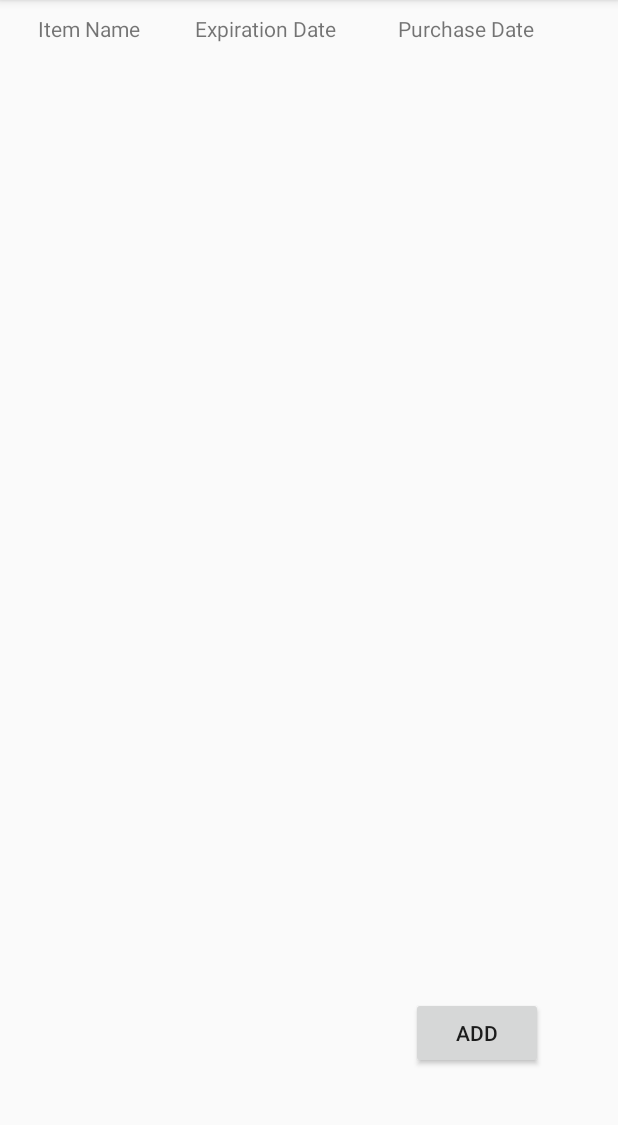
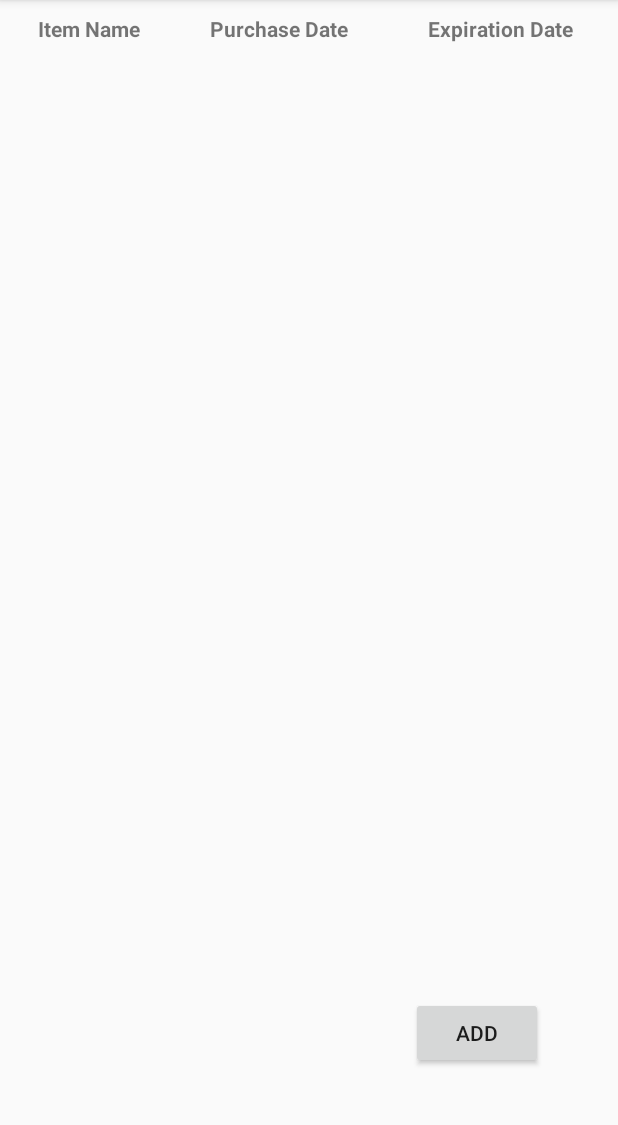
Before and after one commit to younghuang97/Expired, an Android app: the screen it shows after launch (MainActivity), on a phone screen of 412 x 824 dp, the part 84-1209 px from its top. Run offline under Robolectric (Android 15) with nearby library versions, the phone set to English and light mode, and no system bars.

```diff
--- a/main/app/src/main/AndroidManifest.xml
+++ b/main/app/src/main/AndroidManifest.xml
@@ -9,6 +9,7 @@
         android:roundIcon="@mipmap/ic_launcher_round"
         android:supportsRtl="true"
         android:theme="@style/AppTheme">
+
         <activity android:name="com.example.thele.expired.MainActivity">
             <intent-filter>
                 <action android:name="android.intent.action.MAIN" />
--- a/main/app/src/main/java/com/example/thele/expired/AddActivity.java
+++ b/main/app/src/main/java/com/example/thele/expired/AddActivity.java
@@ -2,6 +2,8 @@ package com.example.thele.expired;
 
 import android.app.Activity;
 import android.app.DatePickerDialog;
+import android.content.Context;
+import android.graphics.Rect;
 import android.support.v7.app.AppCompatActivity;
 import android.os.Bundle;
 import android.util.Log;
--- a/main/app/src/main/res/layout/activity_add.xml
+++ b/main/app/src/main/res/layout/activity_add.xml
@@ -18,7 +18,8 @@
             android:layout_height="wrap_content"
             android:hint="@string/item_name"
             android:inputType="text|textAutoComplete"
-            android:maxLines="1" />
+            android:maxLines="1"
+            android:imeOptions="actionDone" />
 
     </android.support.design.widget.TextInputLayout>
 
--- a/main/app/src/main/res/layout/activity_main.xml
+++ b/main/app/src/main/res/layout/activity_main.xml
@@ -40,24 +40,30 @@
         android:layout_alignParentTop="true"
         android:layout_marginTop="65dp"
         android:layout_marginLeft="25dp"
-        android:text="@string/item_name" />
+        android:text="@string/item_name"
+        android:textSize="14sp"
+        android:textStyle="bold" />
+
+    <TextView
+        android:id="@+id/purdate_column"
+        android:layout_width="wrap_content"
+        android:layout_height="wrap_content"
+        android:layout_alignBaseline="@+id/name_column"
+        android:layout_alignBottom="@+id/name_column"
+        android:layout_marginLeft="140dp"
+        android:text="@string/purchase_date"
+        android:textSize="14sp"
+        android:textStyle="bold" />
 
     <TextView
         android:id="@+id/expdate_column"
         android:layout_width="wrap_content"
         android:layout_height="wrap_content"
-        android:layout_alignBaseline="@+id/name_column"
-        android:layout_alignBottom="@+id/name_column"
-        android:layout_marginLeft="130dp"
-        android:text="@string/expiration_date" />
-
-    <TextView
-        android:id="@+id/purdate_column"
-        android:layout_width="wrap_content"
-        android:layout_height="wrap_content"
-        android:layout_alignBaseline="@+id/expdate_column"
-        android:layout_alignBottom="@+id/expdate_column"
-        android:layout_marginLeft="265dp"
-        android:text="@string/purchase_date" />
+        android:layout_alignBaseline="@+id/purdate_column"
+        android:layout_alignBottom="@+id/purdate_column"
+        android:layout_marginLeft="285dp"
+        android:text="@string/expiration_date"
+        android:textSize="14sp"
+        android:textStyle="bold" />
 
 </RelativeLayout>
--- a/main/app/src/main/res/values/colors.xml
+++ b/main/app/src/main/res/values/colors.xml
@@ -3,4 +3,5 @@
     <color name="colorPrimary">#B3E5FC</color>
     <color name="colorPrimaryDark">#4FC3F7</color>
     <color name="colorAccent">#FF4081</color>
+    <color name="white">#FFFFFF</color>
 </resources>
--- a/main/app/src/main/res/values/strings.xml
+++ b/main/app/src/main/res/values/strings.xml
@@ -1,6 +1,5 @@
 <resources>
     <string name="app_name">Expired!</string>
-    <string name="title">Expired!</string>
     <string name="button_add">Add</string>
     <string name="action_search">Search...</string>
     <string name="item_name">Item Name</string>
```
Also changed, not shown: main/app/src/main/java/com/example/thele/expired/MyAdapter.java (+10 -12 lines), main/app/src/main/res/layout/dialog_edititem.xml (+8 -1 lines), main/app/src/main/res/layout/itemview.xml (+14 -34 lines), main/app/src/main/res/drawable/deletebutton.png (deleted), main/app/src/main/res/drawable/editbutton.png (deleted), 2 other files.
